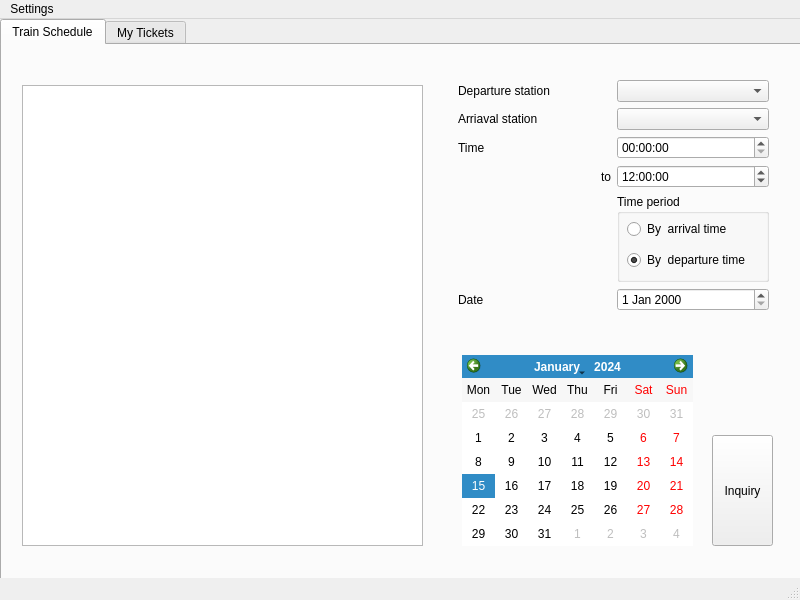
Old version of the form ticketsalessystem.ui in the repository alexwang2001/AOOP_project.
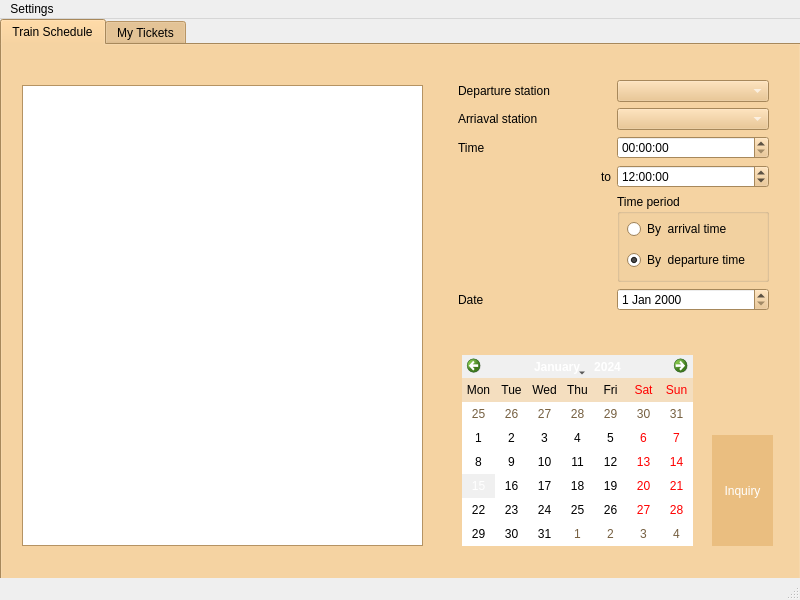
New version of the form.

```diff
--- a/ticketsalessystem.ui
+++ b/ticketsalessystem.ui
@@ -45,6 +45,505 @@
         <height>601</height>
        </rect>
       </property>
+      <property name="palette">
+       <palette>
+        <active>
+         <colorrole role="WindowText">
+          <brush brushstyle="SolidPattern">
+           <color alpha="255">
+            <red>0</red>
+            <green>0</green>
+            <blue>0</blue>
+           </color>
+          </brush>
+         </colorrole>
+         <colorrole role="Button">
+          <brush brushstyle="SolidPattern">
+           <color alpha="255">
+            <red>234</red>
+            <green>190</green>
+            <blue>128</blue>
+           </color>
+          </brush>
+         </colorrole>
+         <colorrole role="Light">
+          <brush brushstyle="SolidPattern">
+           <color alpha="255">
+            <red>255</red>
+            <green>247</green>
+            <blue>235</blue>
+           </color>
+          </brush>
+         </colorrole>
+         <colorrole role="Midlight">
+          <brush brushstyle="SolidPattern">
+           <color alpha="255">
+            <red>244</red>
+            <green>218</green>
+            <blue>181</blue>
+           </color>
+          </brush>
+         </colorrole>
+         <colorrole role="Dark">
+          <brush brushstyle="SolidPattern">
+           <color alpha="255">
+            <red>117</red>
+            <green>95</green>
+            <blue>64</blue>
+           </color>
+          </brush>
+         </colorrole>
+         <colorrole role="Mid">
+          <brush brushstyle="SolidPattern">
+           <color alpha="255">
+            <red>156</red>
+            <green>127</green>
+            <blue>85</blue>
+           </color>
+          </brush>
+         </colorrole>
+         <colorrole role="Text">
+          <brush brushstyle="SolidPattern">
+           <color alpha="255">
+            <red>0</red>
+            <green>0</green>
+            <blue>0</blue>
+           </color>
+          </brush>
+         </colorrole>
+         <colorrole role="BrightText">
+          <brush brushstyle="SolidPattern">
+           <color alpha="255">
+            <red>255</red>
+            <green>255</green>
+            <blue>255</blue>
+           </color>
+          </brush>
+         </colorrole>
+         <colorrole role="ButtonText">
+          <brush brushstyle="SolidPattern">
+           <color alpha="255">
+            <red>255</red>
+            <green>255</green>
+            <blue>255</blue>
+           </color>
+          </brush>
+         </colorrole>
+         <colorrole role="Base">
+          <brush brushstyle="SolidPattern">
+           <color alpha="255">
+            <red>255</red>
+            <green>255</green>
+            <blue>255</blue>
+           </color>
+          </brush>
+         </colorrole>
+         <colorrole role="Window">
+          <brush brushstyle="SolidPattern">
+           <color alpha="255">
+            <red>255</red>
+            <green>255</green>
+            <blue>255</blue>
+           </color>
+          </brush>
+         </colorrole>
+         <colorrole role="Shadow">
+          <brush brushstyle="SolidPattern">
+           <color alpha="255">
+            <red>0</red>
+            <green>0</green>
+            <blue>0</blue>
+           </color>
+          </brush>
+         </colorrole>
+         <colorrole role="Highlight">
+          <brush brushstyle="SolidPattern">
+           <color alpha="255">
+            <red>245</red>
+            <green>178</green>
+            <blue>62</blue>
+           </color>
+          </brush>
+         </colorrole>
+         <colorrole role="Link">
+          <brush brushstyle="SolidPattern">
+           <color alpha="255">
+            <red>255</red>
+            <green>241</green>
+            <blue>138</blue>
+           </color>
+          </brush>
+         </colorrole>
+         <colorrole role="AlternateBase">
+          <brush brushstyle="SolidPattern">
+           <color alpha="255">
+            <red>244</red>
+            <green>222</green>
+            <blue>191</blue>
+           </color>
+          </brush>
+         </colorrole>
+         <colorrole role="ToolTipBase">
+          <brush brushstyle="SolidPattern">
+           <color alpha="255">
+            <red>255</red>
+            <green>255</green>
+            <blue>220</blue>
+           </color>
+          </brush>
+         </colorrole>
+         <colorrole role="ToolTipText">
+          <brush brushstyle="SolidPattern">
+           <color alpha="255">
+            <red>0</red>
+            <green>0</green>
+            <blue>0</blue>
+           </color>
+          </brush>
+         </colorrole>
+         <colorrole role="PlaceholderText">
+          <brush brushstyle="SolidPattern">
+           <color alpha="128">
+            <red>0</red>
+            <green>0</green>
+            <blue>0</blue>
+           </color>
+          </brush>
+         </colorrole>
+        </active>
+        <inactive>
+         <colorrole role="WindowText">
+          <brush brushstyle="SolidPattern">
+           <color alpha="255">
+            <red>0</red>
+            <green>0</green>
+            <blue>0</blue>
+           </color>
+          </brush>
+         </colorrole>
+         <colorrole role="Button">
+          <brush brushstyle="SolidPattern">
+           <color alpha="255">
+            <red>234</red>
+            <green>190</green>
+            <blue>128</blue>
+           </color>
+          </brush>
+         </colorrole>
+         <colorrole role="Light">
+          <brush brushstyle="SolidPattern">
+           <color alpha="255">
+            <red>255</red>
+            <green>247</green>
+            <blue>235</blue>
+           </color>
+          </brush>
+         </colorrole>
+         <colorrole role="Midlight">
+          <brush brushstyle="SolidPattern">
+           <color alpha="255">
+            <red>244</red>
+            <green>218</green>
+            <blue>181</blue>
+           </color>
+          </brush>
+         </colorrole>
+         <colorrole role="Dark">
+          <brush brushstyle="SolidPattern">
+           <color alpha="255">
+            <red>117</red>
+            <green>95</green>
+            <blue>64</blue>
+           </color>
+          </brush>
+         </colorrole>
+         <colorrole role="Mid">
+          <brush brushstyle="SolidPattern">
+           <color alpha="255">
+            <red>156</red>
+            <green>127</green>
+            <blue>85</blue>
+           </color>
+          </brush>
+         </colorrole>
+         <colorrole role="Text">
+          <brush brushstyle="SolidPattern">
+           <color alpha="255">
+            <red>0</red>
+            <green>0</green>
+            <blue>0</blue>
+           </color>
+          </brush>
+         </colorrole>
+         <colorrole role="BrightText">
+          <brush brushstyle="SolidPattern">
+           <color alpha="255">
+            <red>255</red>
+            <green>255</green>
+            <blue>255</blue>
+           </color>
+          </brush>
+         </colorrole>
+         <colorrole role="ButtonText">
+          <brush brushstyle="SolidPattern">
+           <color alpha="255">
+            <red>255</red>
+            <green>255</green>
+            <blue>255</blue>
+           </color>
+          </brush>
+         </colorrole>
+         <colorrole role="Base">
+          <brush brushstyle="SolidPattern">
+           <color alpha="255">
+            <red>255</red>
+            <green>255</green>
+            <blue>255</blue>
+           </color>
+          </brush>
+         </colorrole>
+         <colorrole role="Window">
+          <brush brushstyle="SolidPattern">
+           <color alpha="255">
+            <red>234</red>
+            <green>190</green>
+            <blue>128</blue>
+           </color>
+          </brush>
+         </colorrole>
+         <colorrole role="Shadow">
+          <brush brushstyle="SolidPattern">
+           <color alpha="255">
+            <red>0</red>
+            <green>0</green>
+            <blue>0</blue>
+           </color>
+          </brush>
+         </colorrole>
+         <colorrole role="Highlight">
+          <brush brushstyle="SolidPattern">
+           <color alpha="255">
+            <red>240</red>
+            <green>240</green>
+            <blue>240</blue>
+           </color>
+          </brush>
+         </colorrole>
+         <colorrole role="Link">
+          <brush brushstyle="SolidPattern">
+           <color alpha="255">
+            <red>0</red>
+            <green>0</green>
+            <blue>255</blue>
+           </color>
+          </brush>
+         </colorrole>
+         <colorrole role="AlternateBase">
+          <brush brushstyle="SolidPattern">
+           <color alpha="255">
+            <red>244</red>
+            <green>222</green>
+            <blue>191</blue>
+           </color>
+          </brush>
+         </colorrole>
+         <colorrole role="ToolTipBase">
+          <brush brushstyle="SolidPattern">
+           <color alpha="255">
+            <red>255</red>
+            <green>255</green>
+            <blue>220</blue>
+           </color>
+          </brush>
+         </colorrole>
+         <colorrole role="ToolTipText">
+          <brush brushstyle="SolidPattern">
+           <color alpha="255">
+            <red>0</red>
+            <green>0</green>
+            <blue>0</blue>
+           </color>
+          </brush>
+         </colorrole>
+         <colorrole role="PlaceholderText">
+          <brush brushstyle="SolidPattern">
+           <color alpha="128">
+            <red>0</red>
+            <green>0</green>
+            <blue>0</blue>
+           </color>
+          </brush>
+         </colorrole>
+        </inactive>
+        <disabled>
+         <colorrole role="WindowText">
+          <brush brushstyle="SolidPattern">
+           <color alpha="255">
+            <red>117</red>
+            <green>95</green>
+            <blue>64</blue>
+           </color>
+          </brush>
+         </colorrole>
+         <colorrole role="Button">
+          <brush brushstyle="SolidPattern">
+           <color alpha="255">
+            <red>234</red>
+            <green>190</green>
+            <blue>128</blue>
+           </color>
+          </brush>
+         </colorrole>
+         <colorrole role="Light">
+          <brush brushstyle="SolidPattern">
+           <color alpha="255">
+            <red>255</red>
+            <green>247</green>
+            <blue>235</blue>
+           </color>
+          </brush>
+         </colorrole>
+         <colorrole role="Midlight">
+          <brush brushstyle="SolidPattern">
+           <color alpha="255">
+            <red>244</red>
+            <green>218</green>
+            <blue>181</blue>
+           </color>
+          </brush>
+         </colorrole>
+         <colorrole role="Dark">
+          <brush brushstyle="SolidPattern">
+           <color alpha="255">
+            <red>117</red>
+            <green>95</green>
+            <blue>64</blue>
+           </color>
+          </brush>
+         </colorrole>
+         <colorrole role="Mid">
+          <brush brushstyle="SolidPattern">
+           <color alpha="255">
+            <red>156</red>
+            <green>127</green>
+            <blue>85</blue>
+           </color>
+          </brush>
+         </colorrole>
+         <colorrole role="Text">
+          <brush brushstyle="SolidPattern">
+           <color alpha="255">
+            <red>117</red>
+            <green>95</green>
+            <blue>64</blue>
+           </color>
+          </brush>
+         </colorrole>
+         <colorrole role="BrightText">
+          <brush brushstyle="SolidPattern">
+           <color alpha="255">
+            <red>255</red>
+            <green>255</green>
+            <blue>255</blue>
+           </color>
+          </brush>
+         </colorrole>
+         <colorrole role="ButtonText">
+          <brush brushstyle="SolidPattern">
+           <color alpha="255">
+            <red>117</red>
+            <green>95</green>
+            <blue>64</blue>
+           </color>
+          </brush>
+         </colorrole>
+         <colorrole role="Base">
+          <brush brushstyle="SolidPattern">
+           <color alpha="255">
+            <red>234</red>
+            <green>190</green>
+            <blue>128</blue>
+           </color>
+          </brush>
+         </colorrole>
+         <colorrole role="Window">
+          <brush brushstyle="SolidPattern">
+           <color alpha="255">
+            <red>234</red>
+            <green>190</green>
+            <blue>128</blue>
+           </color>
+          </brush>
+         </colorrole>
+         <colorrole role="Shadow">
+          <brush brushstyle="SolidPattern">
+           <color alpha="255">
+            <red>0</red>
+            <green>0</green>
+            <blue>0</blue>
+           </color>
+          </brush>
+         </colorrole>
+         <colorrole role="Highlight">
+          <brush brushstyle="SolidPattern">
+           <color alpha="255">
+            <red>0</red>
+            <green>120</green>
+            <blue>215</blue>
+           </color>
+          </brush>
+         </colorrole>
+         <colorrole role="Link">
+          <brush brushstyle="SolidPattern">
+           <color alpha="255">
+            <red>0</red>
+            <green>0</green>
+            <blue>255</blue>
+           </color>
+          </brush>
+         </colorrole>
+         <colorrole role="AlternateBase">
+          <brush brushstyle="SolidPattern">
+           <color alpha="255">
+            <red>234</red>
+            <green>190</green>
+            <blue>128</blue>
+           </color>
+          </brush>
+         </colorrole>
+         <colorrole role="ToolTipBase">
+          <brush brushstyle="SolidPattern">
+           <color alpha="255">
+            <red>255</red>
+            <green>255</green>
+            <blue>220</blue>
+           </color>
+          </brush>
+         </colorrole>
+         <colorrole role="ToolTipText">
+          <brush brushstyle="SolidPattern">
+           <color alpha="255">
+            <red>0</red>
+            <green>0</green>
+            <blue>0</blue>
+           </color>
+          </brush>
+         </colorrole>
+         <colorrole role="PlaceholderText">
+          <brush brushstyle="SolidPattern">
+           <color alpha="128">
+            <red>0</red>
+            <green>0</green>
+            <blue>0</blue>
+           </color>
+          </brush>
+         </colorrole>
+        </disabled>
+       </palette>
+      </property>
+      <property name="tabShape">
+       <enum>QTabWidget::Rounded</enum>
+      </property>
       <property name="currentIndex">
        <number>0</number>
       </property>
@@ -156,7 +655,11 @@
           </widget>
          </item>
          <item row="1" column="1">
-          <widget class="QComboBox" name="comboBox"/>
+          <widget class="QComboBox" name="comboBox">
+           <property name="autoFillBackground">
+            <bool>false</bool>
+           </property>
+          </widget>
          </item>
          <item row="8" column="0">
           <widget class="QLabel" name="label_9">
@@ -211,9 +714,15 @@
           <height>111</height>
          </rect>
         </property>
+        <property name="autoFillBackground">
+         <bool>true</bool>
+        </property>
         <property name="text">
          <string>Inquiry</string>
         </property>
+        <property name="flat">
+         <bool>true</bool>
+        </property>
        </widget>
        <widget class="QTableWidget" name="tableWidget">
         <property name="geometry">
@@ -227,9 +736,27 @@
         <property name="editTriggers">
          <set>QAbstractItemView::NoEditTriggers</set>
         </property>
+        <property name="defaultDropAction">
+         <enum>Qt::IgnoreAction</enum>
+        </property>
+        <property name="alternatingRowColors">
+         <bool>true</bool>
+        </property>
+        <property name="verticalScrollMode">
+         <enum>QAbstractItemView::ScrollPerPixel</enum>
+        </property>
+        <property name="horizontalScrollMode">
+         <enum>QAbstractItemView::ScrollPerPixel</enum>
+        </property>
         <property name="showGrid">
          <bool>false</bool>
         </property>
+        <property name="gridStyle">
+         <enum>Qt::NoPen</enum>
+        </property>
+        <property name="wordWrap">
+         <bool>false</bool>
+        </property>
         <property name="cornerButtonEnabled">
          <bool>false</bool>
         </property>
```
Left out of the diff: 3 changed lines with no effect on the pictures.
